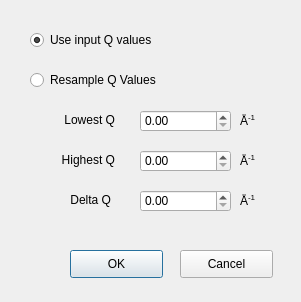
Qt form src/sas/qtgui/Perspectives/Corfunc/UI/SaveExtrapolated.ui (SasView/sasview) before a commit.
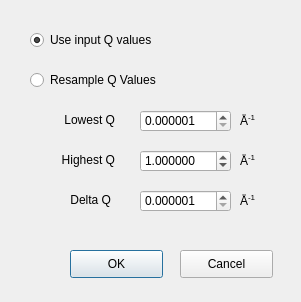
The same form after that commit.

Commit message: Min and max values on q inputs

What changed in the file:
```diff
--- a/src/sas/qtgui/Perspectives/Corfunc/UI/SaveExtrapolated.ui
+++ b/src/sas/qtgui/Perspectives/Corfunc/UI/SaveExtrapolated.ui
@@ -51,6 +51,15 @@
      <height>22</height>
     </rect>
    </property>
+   <property name="decimals">
+    <number>6</number>
+   </property>
+   <property name="minimum">
+    <double>0.000001000000000</double>
+   </property>
+   <property name="maximum">
+    <double>100.000000000000000</double>
+   </property>
   </widget>
   <widget class="QDoubleSpinBox" name="spnHigh">
    <property name="geometry">
@@ -61,6 +70,18 @@
      <height>22</height>
     </rect>
    </property>
+   <property name="decimals">
+    <number>6</number>
+   </property>
+   <property name="minimum">
+    <double>0.000001000000000</double>
+   </property>
+   <property name="maximum">
+    <double>100.000000000000000</double>
+   </property>
+   <property name="value">
+    <double>1.000000000000000</double>
+   </property>
   </widget>
   <widget class="QDoubleSpinBox" name="spnDelta">
    <property name="geometry">
@@ -71,6 +92,15 @@
      <height>22</height>
     </rect>
    </property>
+   <property name="decimals">
+    <number>6</number>
+   </property>
+   <property name="minimum">
+    <double>0.000001000000000</double>
+   </property>
+   <property name="maximum">
+    <double>100.000000000000000</double>
+   </property>
   </widget>
   <widget class="QLabel" name="lblLow">
    <property name="geometry">
```
